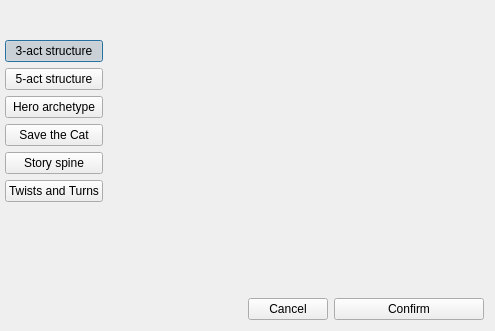
This is ui/story_structure_selector_dialog.ui in zkovari/plotlyst as Qt 5 draws it before an edit. The edited form follows.
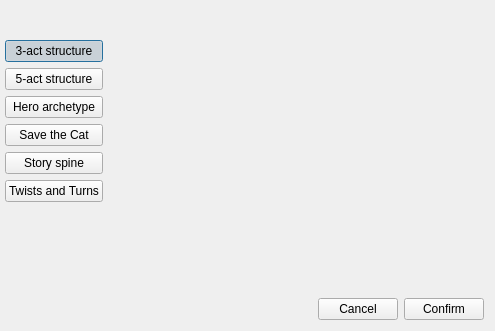
This is the edited form.

The edit to the form file:
```diff
--- a/ui/story_structure_selector_dialog.ui
+++ b/ui/story_structure_selector_dialog.ui
@@ -355,12 +355,6 @@
      <layout class="QHBoxLayout" name="horizontalLayout_2">
       <item>
        <widget class="QPushButton" name="btnCancel">
-        <property name="minimumSize">
-         <size>
-          <width>80</width>
-          <height>0</height>
-         </size>
-        </property>
         <property name="cursor">
          <cursorShape>PointingHandCursor</cursorShape>
         </property>
@@ -374,12 +368,6 @@
       </item>
       <item>
        <widget class="QPushButton" name="btnConfirm">
-        <property name="minimumSize">
-         <size>
-          <width>150</width>
-          <height>0</height>
-         </size>
-        </property>
         <property name="cursor">
          <cursorShape>PointingHandCursor</cursorShape>
         </property>
```
Left out of the diff: 11 changed lines with no effect on the pictures.
